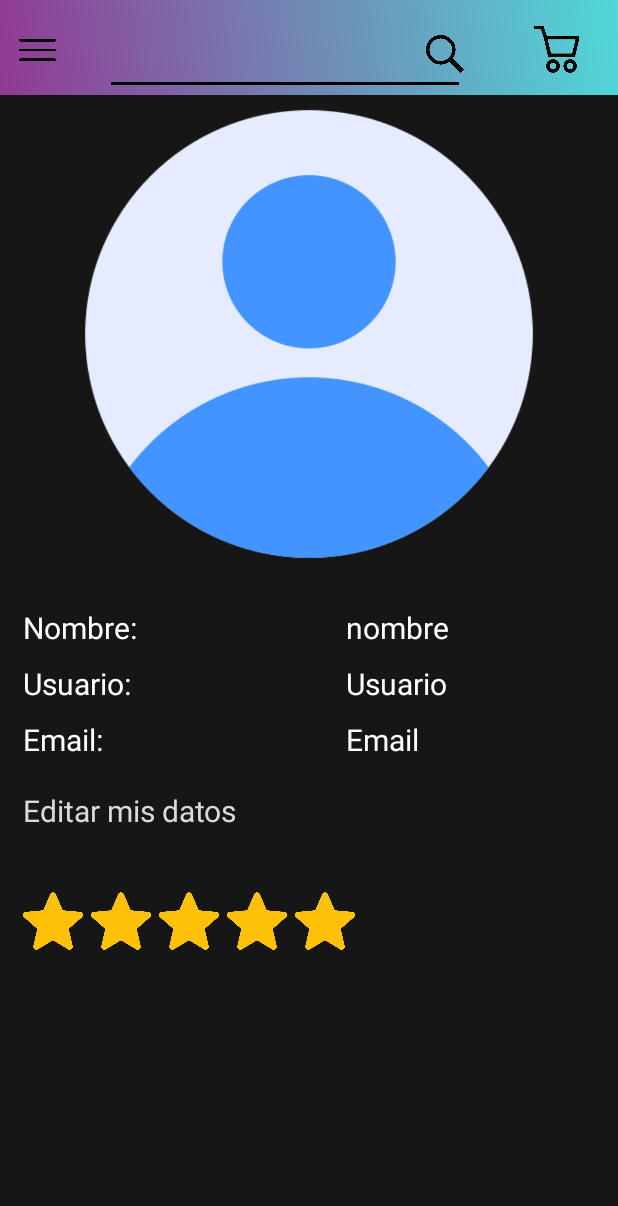
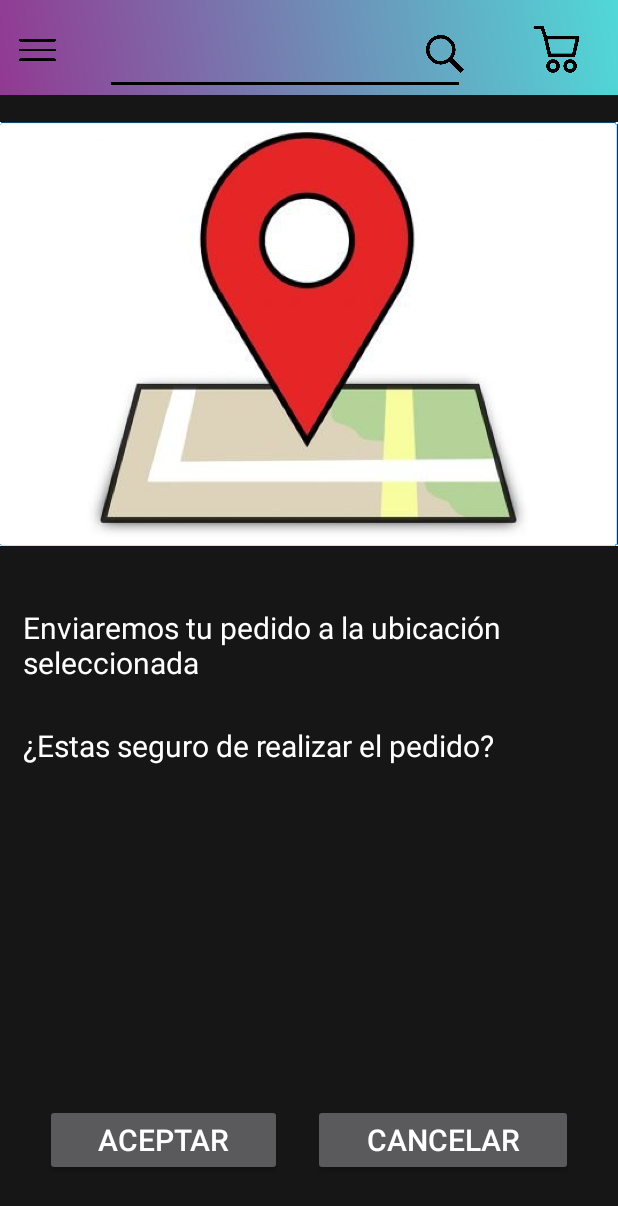
Before and after one commit to Pablo592/TecMovilesProyectoIntegrador, an Android app: the screen it shows after launch (ProfileActivity before the commit, ConfirmacionCompra after it), on a phone screen of 412 x 824 dp. Shown: the top 1206 px of the screen. Run offline under Robolectric (Android 15) with nearby library versions, the phone set to English and light mode, and no system bars.

Commit message:
lista la pantalla de la ubicacion y arreglados los botones de cancelar y aceptar cambios en la modificacion de datos

```diff
--- a/app/src/main/AndroidManifest.xml
+++ b/app/src/main/AndroidManifest.xml
@@ -31,11 +31,6 @@
             android:name=".ProfileActivity"
             android:theme="@style/Theme.Design.NoActionBar"
             android:exported="true">
-            <intent-filter>
-                <action android:name="android.intent.action.MAIN" />
-
-                <category android:name="android.intent.category.LAUNCHER" />
-            </intent-filter>
         </activity>
 
         <activity
@@ -55,6 +50,17 @@
             android:theme="@style/Theme.Design.NoActionBar"
             android:exported="true">
         </activity>
+
+        <activity
+            android:name=".ConfirmacionCompra"
+            android:theme="@style/Theme.Design.NoActionBar"
+            android:exported="true">
+            <intent-filter>
+                <action android:name="android.intent.action.MAIN" />
+
+                <category android:name="android.intent.category.LAUNCHER" />
+            </intent-filter>
+        </activity>
     </application>
 
 </manifest>
--- /dev/null
+++ b/app/src/main/java/com/tecno/tecnomoviles/ConfirmacionCompra.kt
@@ -0,0 +1,16 @@
+package com.tecno.tecnomoviles
+
+import android.os.Bundle
+import androidx.appcompat.app.AppCompatActivity
+
+class ConfirmacionCompra  : AppCompatActivity() {
+
+    override fun onCreate(savedInstanceState: Bundle?) {
+        super.onCreate(savedInstanceState)
+        setContentView(R.layout.confirmacion_compra)
+        supportActionBar?.hide()
+
+
+
+    }
+}
--- /dev/null
+++ b/app/src/main/res/layout/confirmacion_compra.xml
@@ -0,0 +1,91 @@
+<?xml version="1.0" encoding="utf-8"?>
+<androidx.constraintlayout.widget.ConstraintLayout xmlns:android="http://schemas.android.com/apk/res/android"
+    android:layout_width="match_parent"
+    android:layout_height="match_parent"
+    xmlns:app="http://schemas.android.com/apk/res-auto"
+    xmlns:tools="http://schemas.android.com/tools"
+    android:background="@color/blackFondo">
+
+    <androidx.fragment.app.FragmentContainerView
+        xmlns:android="http://schemas.android.com/apk/res/android"
+        android:id="@+id/fragment_header"
+        app:layout_constraintStart_toStartOf="parent"
+        app:layout_constraintTop_toTopOf="parent"
+        android:layout_width="match_parent"
+        android:layout_height="wrap_content"
+        android:name="utils.fragments.HeaderFragment"
+        app:defaultNavHost="true"
+        app:navGraph="@navigation/navigation_header"
+        tools:ignore="MissingConstraints" >
+    </androidx.fragment.app.FragmentContainerView>
+
+    <ImageView
+        android:id="@+id/locationImage"
+        android:layout_width="match_parent"
+        android:layout_height="308dp"
+        android:src="@drawable/ubicacionmap"
+        android:layout_marginTop="5dp"
+        app:layout_constraintStart_toStartOf="@id/fragment_header"
+        app:layout_constraintTop_toBottomOf="@id/fragment_header"/>
+
+    <TextView
+        android:id="@+id/explicacionEnvio"
+        android:layout_width="match_parent"
+        android:layout_height="wrap_content"
+        android:textSize="20dp"
+        app:layout_constraintStart_toStartOf="@+id/locationImage"
+        app:layout_constraintTop_toBottomOf="@id/locationImage"
+        android:layout_marginLeft="15dp"
+        android:textAlignment="textStart"
+        android:layout_marginTop="28dp"
+        android:text="@string/explicacion_compra"
+        android:textColor="@color/white">
+    </TextView>
+
+    <TextView
+        android:id="@+id/interrogacionEnvio"
+        android:layout_width="match_parent"
+        android:layout_height="wrap_content"
+        android:textSize="20dp"
+        app:layout_constraintStart_toStartOf="@+id/explicacionEnvio"
+        app:layout_constraintTop_toBottomOf="@id/explicacionEnvio"
+        android:layout_marginLeft="15dp"
+        android:textAlignment="textStart"
+        android:layout_marginTop="28dp"
+        android:text="@string/interrogacion_compra"
+        android:textColor="@color/white">
+    </TextView>
+
+    <Button
+        android:id="@+id/guardarCambios"
+        android:layout_width="wrap_content"
+        android:layout_height="wrap_content"
+        android:layout_marginLeft="30dp"
+        android:paddingLeft="35dp"
+        android:paddingRight="35dp"
+        app:layout_constraintStart_toStartOf="parent"
+        app:layout_constraintBottom_toBottomOf="parent"
+        android:textAlignment="center"
+        android:layout_marginBottom="40dp"
+        android:textColor="@color/white"
+        android:textSize="20dp"
+        android:text="@string/aceptar">
+    </Button>
+
+    <Button
+        android:id="@+id/cancelarCambios"
+        android:layout_width="wrap_content"
+        android:layout_height="wrap_content"
+        app:layout_constraintEnd_toEndOf="parent"
+        app:layout_constraintBottom_toBottomOf="parent"
+        android:layout_marginRight="30dp"
+        android:paddingLeft="35dp"
+        android:paddingRight="35dp"
+        android:textAlignment="center"
+        android:layout_marginBottom="40dp"
+        android:textColor="@color/white"
+        android:textSize="20dp"
+        android:text="@string/cancelar">
+    </Button>
+
+</androidx.constraintlayout.widget.ConstraintLayout>
--- a/app/src/main/res/layout/edit_data_user.xml
+++ b/app/src/main/res/layout/edit_data_user.xml
@@ -172,9 +172,9 @@
         android:id="@+id/cancelarCambios"
         android:layout_width="wrap_content"
         android:layout_height="wrap_content"
-        app:layout_constraintStart_toEndOf="@id/guardarCambios"
+        app:layout_constraintEnd_toEndOf="parent"
         app:layout_constraintBottom_toBottomOf="parent"
-        android:layout_marginLeft="10dp"
+        android:layout_marginRight="30dp"
         android:textAlignment="center"
         android:layout_marginBottom="20dp"
         android:textColor="@color/white"
--- a/app/src/main/res/values/strings.xml
+++ b/app/src/main/res/values/strings.xml
@@ -20,4 +20,8 @@
     <string name="ingrese_su_nueva_contrase_a">Ingrese su nueva contraseña</string>
     <string name="guardar_cambios">Guardar Cambios</string>
     <string name="cancelar_cambios">Cancelar cambios</string>
+    <string name="explicacion_compra">Enviaremos tu pedido a la ubicación seleccionada</string>
+    <string name="interrogacion_compra">¿Estas seguro de realizar el pedido?</string>
+    <string name="aceptar">Aceptar</string>
+    <string name="cancelar">Cancelar</string>
 </resources>
```
Also changed, not shown: app/src/main/res/drawable/ubicacionmap.png (added).
